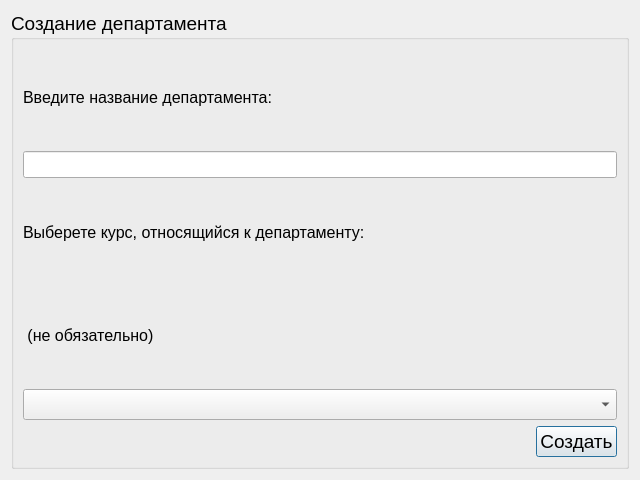
The window that departedit.ui (Rayzedan/SystemControlStudent) describes before a commit, drawn with Qt 5.
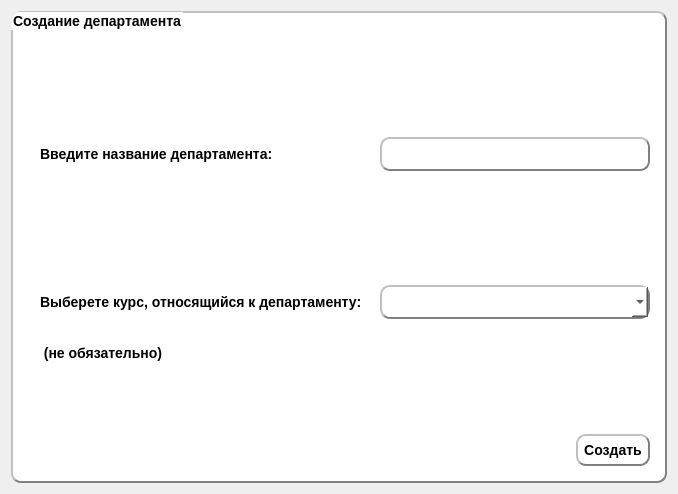
The same window after the commit.

What changed in the file:
```diff
--- a/departedit.ui
+++ b/departedit.ui
@@ -6,8 +6,8 @@
    <rect>
     <x>0</x>
     <y>0</y>
-    <width>640</width>
-    <height>480</height>
+    <width>678</width>
+    <height>494</height>
    </rect>
   </property>
   <property name="minimumSize">
@@ -19,37 +19,82 @@
   <property name="windowTitle">
    <string>Dialog</string>
   </property>
+  <property name="styleSheet">
+   <string notr="true"/>
+  </property>
   <layout class="QVBoxLayout" name="verticalLayout_3">
    <item>
     <widget class="QGroupBox" name="groupBox">
      <property name="font">
       <font>
-       <pointsize>14</pointsize>
+       <pointsize>-1</pointsize>
+       <italic>false</italic>
+       <bold>true</bold>
       </font>
      </property>
+     <property name="styleSheet">
+      <string notr="true">QWidget {
+	background-color: white;
+     border-style: outset;
+     border-width: 2px;
+     border-radius: 10px;
+     border-color: gray;
+     font: bold 14px;
+  
+     padding: 6px;}
+
+QPushButton:pressed {
+     background-color: grey;
+     border-style: inset;
+ }
+QToolButton:pressed {
+     background-color: grey;
+     border-style: inset;
+ }</string>
+     </property>
      <property name="title">
       <string>Создание департамента</string>
      </property>
-     <layout class="QVBoxLayout" name="verticalLayout_2" stretch="10,1">
+     <layout class="QVBoxLayout" name="verticalLayout">
       <item>
-       <layout class="QVBoxLayout" name="verticalLayout" stretch="0,0,0,0,0">
-        <item>
+       <layout class="QFormLayout" name="formLayout">
+        <item row="0" column="1">
+         <spacer name="verticalSpacer_3">
+          <property name="orientation">
+           <enum>Qt::Vertical</enum>
+          </property>
+          <property name="sizeHint" stdset="0">
+           <size>
+            <width>20</width>
+            <height>40</height>
+           </size>
+          </property>
+         </spacer>
+        </item>
+        <item row="1" column="0">
          <widget class="QLabel" name="label">
           <property name="font">
            <font>
-            <pointsize>12</pointsize>
+            <pointsize>-1</pointsize>
+            <italic>false</italic>
+            <bold>true</bold>
            </font>
           </property>
+          <property name="styleSheet">
+           <string notr="true">border-color: white;</string>
+          </property>
           <property name="text">
            <string>Введите название департамента:</string>
           </property>
          </widget>
         </item>
-        <item>
+        <item row="1" column="1">
          <widget class="QLineEdit" name="lineEdit">
           <property name="font">
            <font>
-            <pointsize>12</pointsize>
+            <pointsize>-1</pointsize>
+            <italic>false</italic>
+            <bold>true</bold>
            </font>
           </property>
           <property name="text">
@@ -57,32 +102,68 @@
           </property>
          </widget>
         </item>
-        <item>
+        <item row="2" column="1">
+         <spacer name="verticalSpacer">
+          <property name="orientation">
+           <enum>Qt::Vertical</enum>
+          </property>
+          <property name="sizeHint" stdset="0">
+           <size>
+            <width>20</width>
+            <height>40</height>
+           </size>
+          </property>
+         </spacer>
+        </item>
+        <item row="3" column="0">
          <widget class="QLabel" name="label_2">
           <property name="font">
            <font>
-            <pointsize>12</pointsize>
+            <pointsize>-1</pointsize>
+            <italic>false</italic>
+            <bold>true</bold>
            </font>
           </property>
+          <property name="styleSheet">
+           <string notr="true">border-color: white;</string>
+          </property>
           <property name="text">
            <string>Выберете курс, относящийся к департаменту:</string>
           </property>
          </widget>
         </item>
-        <item>
+        <item row="3" column="1">
+         <widget class="QComboBox" name="comboBox"/>
+        </item>
+        <item row="4" column="0">
          <widget class="QLabel" name="label_3">
           <property name="font">
            <font>
-            <pointsize>12</pointsize>
+            <pointsize>-1</pointsize>
+            <italic>false</italic>
+            <bold>true</bold>
            </font>
           </property>
+          <property name="styleSheet">
+           <string notr="true">border-color: white;</string>
+          </property>
           <property name="text">
            <string> (не обязательно)</string>
           </property>
          </widget>
         </item>
-        <item>
-         <widget class="QComboBox" name="comboBox"/>
+        <item row="4" column="1">
+         <spacer name="verticalSpacer_2">
+          <property name="orientation">
+           <enum>Qt::Vertical</enum>
+          </property>
+          <property name="sizeHint" stdset="0">
+           <size>
+            <width>20</width>
+            <height>40</height>
+           </size>
+          </property>
+         </spacer>
         </item>
        </layout>
       </item>
```
